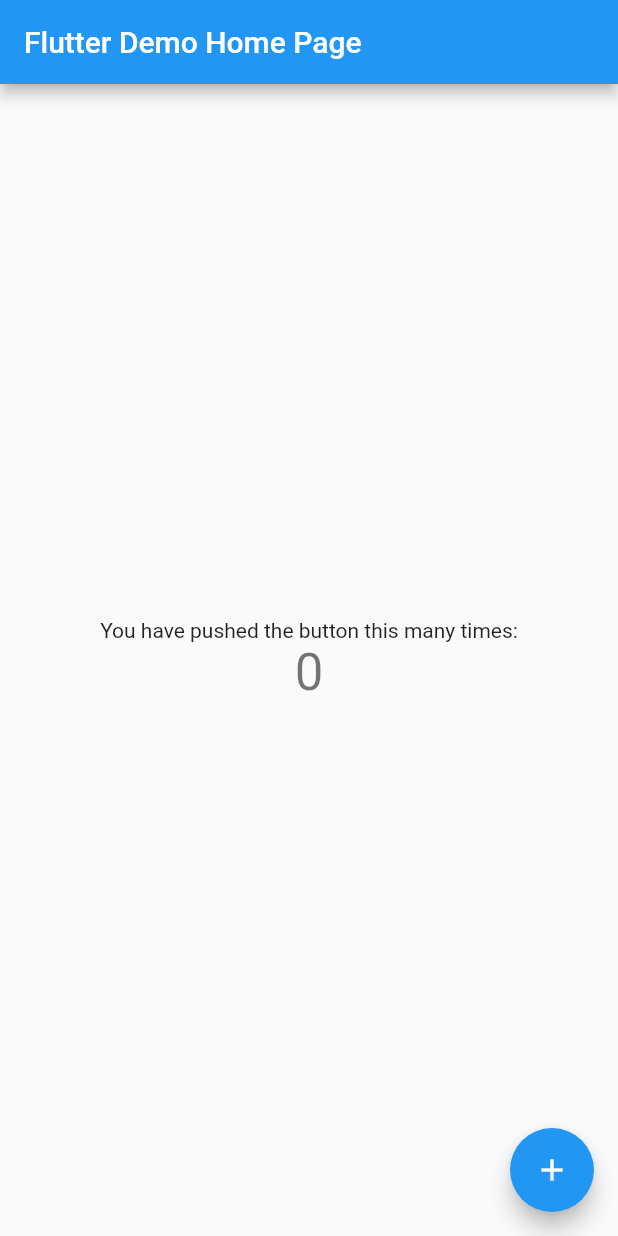
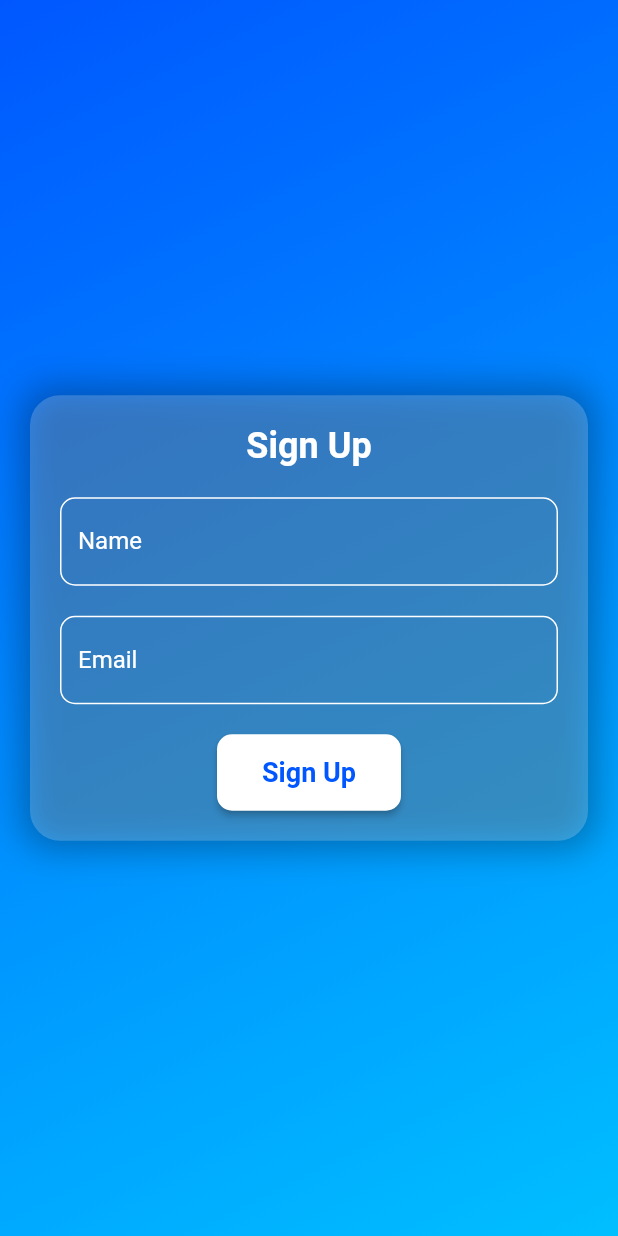
Before and after one commit to WilfredAlmeida/syncmail, a Flutter app: the screen it shows after launch, on a phone screen of 412 x 824 dp. Run offline on Flutter 3.47's test engine with Material 2 defaults, Android fonts, the phone set to English and light mode, and no system bars.

Commit message:
feat: signup screen
Signed-off-by: Wilfred Almeida <almeidawilfred642@gmail.com>

```diff
--- a/lib/main.dart
+++ b/lib/main.dart
@@ -1,4 +1,5 @@
 import 'package:flutter/material.dart';
+import 'package:syncloop/screens/signup.dart';
 
 void main() {
   runApp(const MyApp());
@@ -15,72 +16,7 @@
       theme: ThemeData(
         primarySwatch: Colors.blue,
       ),
-      home: const MyHomePage(title: 'Flutter Demo Home Page'),
+      home: SignUpScreen(),
     );
   }
 }
-
-class MyHomePage extends StatefulWidget {
-  const MyHomePage({super.key, required this.title});
-
-  final String title;
-
-  @override
-  State<MyHomePage> createState() => _MyHomePageState();
-}
-
-class _MyHomePageState extends State<MyHomePage> {
-  int _counter = 0;
-
-  void _incrementCounter() {
-    setState(() {
-      _counter++;
-    });
-  }
-
-  @override
-  Widget build(BuildContext context) {
-    return Scaffold(
-      appBar: AppBar(
-        // Here we take the value from the MyHomePage object that was created by
-        // the App.build method, and use it to set our appbar title.
-        title: Text(widget.title),
-      ),
-      body: Center(
-        // Center is a layout widget. It takes a single child and positions it
-        // in the middle of the parent.
-        child: Column(
-          // Column is also a layout widget. It takes a list of children and
-          // arranges them vertically. By default, it sizes itself to fit its
-          // children horizontally, and tries to be as tall as its parent.
-          //
-          // Invoke "debug painting" (press "p" in the console, choose the
-          // "Toggle Debug Paint" action from the Flutter Inspector in Android
-          // Studio, or the "Toggle Debug Paint" command in Visual Studio Code)
-          // to see the wireframe for each widget.
-          //
-          // Column has various properties to control how it sizes itself and
-          // how it positions its children. Here we use mainAxisAlignment to
-          // center the children vertically; the main axis here is the vertical
-          // axis because Columns are vertical (the cross axis would be
-          // horizontal).
-          mainAxisAlignment: MainAxisAlignment.center,
-          children: <Widget>[
-            const Text(
-              'You have pushed the button this many times:',
-            ),
-            Text(
-              '$_counter',
-              style: Theme.of(context).textTheme.headlineMedium,
-            ),
-          ],
-        ),
-      ),
-      floatingActionButton: FloatingActionButton(
-        onPressed: _incrementCounter,
-        tooltip: 'Increment',
-        child: const Icon(Icons.add),
-      ), // This trailing comma makes auto-formatting nicer for build methods.
-    );
-  }
-}
--- /dev/null
+++ b/lib/screens/signup.dart
@@ -0,0 +1,151 @@
+import 'package:flutter/material.dart';
+
+class SignUpScreen extends StatefulWidget {
+  @override
+  _SignUpScreenState createState() => _SignUpScreenState();
+}
+
+class _SignUpScreenState extends State<SignUpScreen> {
+  final GlobalKey<FormState> _formKey = GlobalKey<FormState>();
+  final TextEditingController _nameController = TextEditingController();
+  final TextEditingController _emailController = TextEditingController();
+
+  String? _validateName(String? value) {
+    if (value!.isEmpty) {
+      return 'Name is required';
+    }
+    return null;
+  }
+
+  String? _validateEmail(String? value) {
+    if (value!.isEmpty) {
+      return 'Email is required';
+    } else if (!RegExp(r'^[\w-]+(\.[\w-]+)*@([\w-]+\.)+[a-zA-Z]{2,7}$').hasMatch(value)) {
+      return 'Enter a valid email address';
+    }
+    return null;
+  }
+
+  @override
+  Widget build(BuildContext context) {
+    return Scaffold(
+      backgroundColor: Colors.transparent,
+      body: Stack(
+        children: [
+          Container(
+            decoration: const BoxDecoration(
+              gradient: LinearGradient(
+                colors: [Color(0xFF0057FF), Color(0xFF00BFFF)],
+                begin: Alignment.topLeft,
+                end: Alignment.bottomRight,
+              ),
+            ),
+          ),
+          Center(
+            child: Container(
+              margin: const EdgeInsets.symmetric(horizontal: 20),
+              padding: const EdgeInsets.all(20),
+              decoration: BoxDecoration(
+                color: Colors.white.withOpacity(0.2),
+                borderRadius: BorderRadius.circular(20),
+                boxShadow: [
+                  BoxShadow(
+                    color: Colors.black.withOpacity(0.3),
+                    spreadRadius: 5,
+                    blurRadius: 20,
+                  ),
+                ],
+              ),
+              child: Form(
+                key: _formKey,
+                child: Column(
+                  mainAxisSize: MainAxisSize.min,
+                  children: [
+                    const Text(
+                      'Sign Up',
+                      style: TextStyle(
+                        fontSize: 24,
+                        fontWeight: FontWeight.bold,
+                        color: Colors.white,
+                      ),
+                    ),
+                    const SizedBox(height: 20),
+                    TextFormField(
+                      controller: _nameController,
+                      decoration: InputDecoration(
+                        labelText: 'Name',
+                        labelStyle: const TextStyle(color: Colors.white),
+                        enabledBorder: OutlineInputBorder(
+                          borderSide: const BorderSide(color: Colors.white),
+                          borderRadius: BorderRadius.circular(10),
+                        ),
+                        focusedBorder: OutlineInputBorder(
+                          borderSide: const BorderSide(color: Colors.white),
+                          borderRadius: BorderRadius.circular(10),
+                        ),
+                        errorBorder: OutlineInputBorder(
+                          borderSide: const BorderSide(color: Colors.red),
+                          borderRadius: BorderRadius.circular(10),
+                        ),
+                        errorStyle: const TextStyle(color: Colors.red),
+                      ),
+                      style: const TextStyle(color: Colors.white),
+                      validator: _validateName, // Name validation
+                    ),
+                    const SizedBox(height: 20),
+                    TextFormField(
+                      controller: _emailController,
+                      decoration: InputDecoration(
+                        labelText: 'Email',
+                        labelStyle: const TextStyle(color: Colors.white),
+                        enabledBorder: OutlineInputBorder(
+                          borderSide: const BorderSide(color: Colors.white),
+                          borderRadius: BorderRadius.circular(10),
+                        ),
+                        focusedBorder: OutlineInputBorder(
+                          borderSide: const BorderSide(color: Colors.white),
+                          borderRadius: BorderRadius.circular(10),
+                        ),
+                        errorBorder: OutlineInputBorder(
+                          borderSide: const BorderSide(color: Colors.red),
+                          borderRadius: BorderRadius.circular(10),
+                        ),
+                        errorStyle: const TextStyle(color: Colors.red),
+                      ),
+                      style: const TextStyle(color: Colors.white),
+                      validator: _validateEmail, // Email validation
+                    ),
+                    const SizedBox(height: 20),
+                    ElevatedButton(
+                      onPressed: () {
+                        if (_formKey.currentState!.validate()) {}
+                      },
+                      style: ElevatedButton.styleFrom(
+                        primary: Colors.white,
+                        padding: const EdgeInsets.symmetric(
+                          vertical: 15,
+                          horizontal: 30,
+                        ),
+                        shape: RoundedRectangleBorder(
+                          borderRadius: BorderRadius.circular(10),
+                        ),
+                      ),
+                      child: const Text(
+                        'Sign Up',
+                        style: TextStyle(
+                          fontSize: 18,
+                          fontWeight: FontWeight.bold,
+                          color: Color(0xFF0057FF),
+                        ),
+                      ),
+                    ),
+                  ],
+                ),
+              ),
+            ),
+          ),
+        ],
+      ),
+    );
+  }
+}
```
